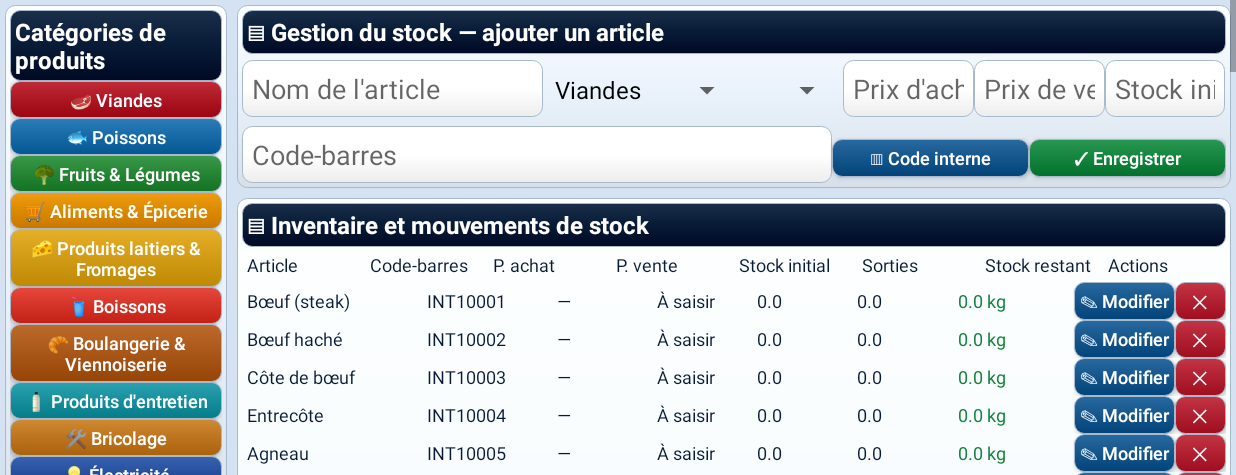
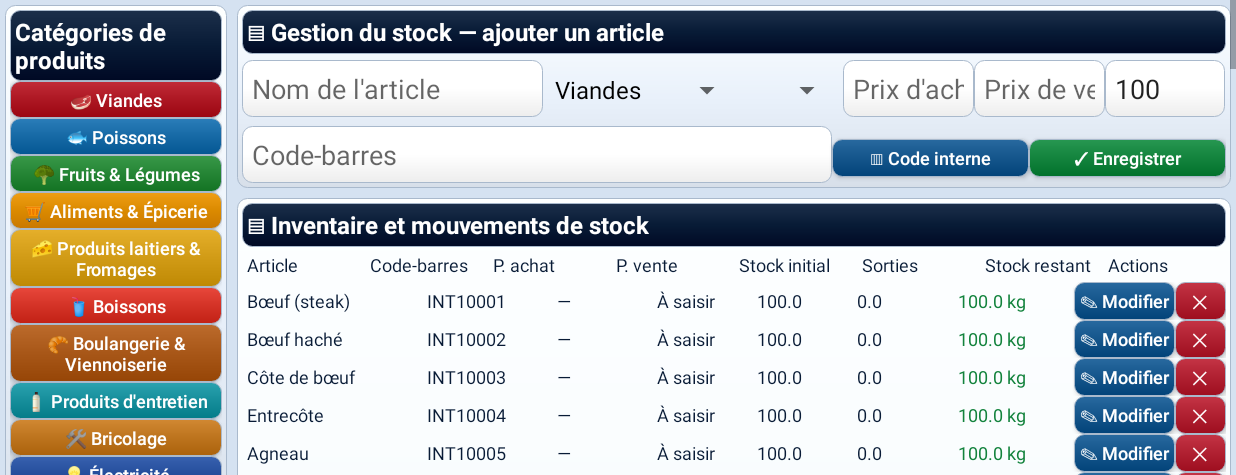
Before and after one commit to hadjahmedkad-ui/Caisse-Magasin, an Android app: the screen it shows after launch (MainActivity), after a tap on an icon or button, on a phone screen of 824 x 412 dp (held sideways), the part 143-618 px from its top. Run offline under Robolectric (Android 15) with nearby library versions, the phone set to English and light mode, and no system bars; 3 other taps on this screen came first.

Commit message:
Stock initial automatique 100, modifiable, et migration des produits non personnalisés

```diff
--- a/app/src/main/java/com/caissemagasin/app/MainActivity.java
+++ b/app/src/main/java/com/caissemagasin/app/MainActivity.java
@@ -21,7 +21,7 @@ public class MainActivity extends Activity {
  String[] units={"pièce","kg","g","L","mL","bouteille","canette","boîte","carton","sachet","pack","pack de 6","pack de 8","paquet","barquette","pot","bidon","rouleau"};
  @Override public void onCreate(Bundle b){super.onCreate(b);getWindow().getDecorView().setSystemUiVisibility(View.SYSTEM_UI_FLAG_FULLSCREEN);load();show("Caisse");}
  JSONObject item(String name,String cat,String code,String unit,double cost,double price,double stock){JSONObject o=new JSONObject();try{o.put("name",name);o.put("cat",cat);o.put("code",code);o.put("unit",unit);o.put("cost",cost);o.put("price",price);o.put("stock",stock);}catch(Exception e){}return o;}
- void load(){try{JSONObject d=new JSONObject(getPreferences(0).getString("data","{}"));for(String k:new String[]{"products","cart","sales"}){JSONArray a=d.optJSONArray(k);if(a==null)continue;ArrayList<JSONObject> dest=k.equals("products")?products:k.equals("cart")?cart:sales;for(int i=0;i<a.length();i++)dest.add(a.getJSONObject(i));}}catch(Exception e){} if(products.isEmpty()&&getPreferences(0).getBoolean("firstLaunch",true)){seedProducts();getPreferences(0).edit().putBoolean("firstLaunch",false).apply();} if(!getPreferences(0).getBoolean("pricesClearedV1",false)){for(JSONObject p:products){if(p.optString("code").startsWith("INT")){try{p.put("price",0);}catch(Exception e){}}}save();getPreferences(0).edit().putBoolean("pricesClearedV1",true).apply();}}
+ void load(){try{JSONObject d=new JSONObject(getPreferences(0).getString("data","{}"));for(String k:new String[]{"products","cart","sales"}){JSONArray a=d.optJSONArray(k);if(a==null)continue;ArrayList<JSONObject> dest=k.equals("products")?products:k.equals("cart")?cart:sales;for(int i=0;i<a.length();i++)dest.add(a.getJSONObject(i));}}catch(Exception e){} if(products.isEmpty()&&getPreferences(0).getBoolean("firstLaunch",true)){seedProducts();getPreferences(0).edit().putBoolean("firstLaunch",false).apply();} if(!getPreferences(0).getBoolean("defaultStock100V1",false)){for(JSONObject p:products){if(p.optString("code").startsWith("INT")&&p.optDouble("stock")==0&&!p.has("initial")){try{p.put("stock",100);p.put("initial",100);}catch(Exception ex){}}}save();getPreferences(0).edit().putBoolean("defaultStock100V1",true).apply();} if(!getPreferences(0).getBoolean("pricesClearedV1",false)){for(JSONObject p:products){if(p.optString("code").startsWith("INT")){try{p.put("price",0);}catch(Exception e){}}}save();getPreferences(0).edit().putBoolean("pricesClearedV1",true).apply();}}
  void seedProducts(){
  String[][] entries={
  {"Viandes","Bœuf (steak)","kg","18.90"},{"Viandes","Bœuf haché","kg","13.90"},{"Viandes","Côte de bœuf","kg","24.90"},{"Viandes","Entrecôte","kg","25.90"},{"Viandes","Agneau","kg","22.90"},{"Viandes","Côtelettes d'agneau","kg","24.90"},{"Viandes","Merguez","kg","12.90"},{"Viandes","Chipolatas","kg","11.90"},{"Viandes","Poulet entier","kg","6.90"},{"Viandes","Blanc de poulet","kg","13.90"},{"Viandes","Cuisses de poulet","kg","8.90"},{"Viandes","Escalopes de dinde","kg","12.90"},
@@ -36,7 +36,7 @@ public class MainActivity extends Activity {
  {"Électricité","Ampoule LED","pièce","4.90"},{"Électricité","Prise","pièce","5.50"},{"Électricité","Rallonge","pièce","9.90"},{"Électricité","Pile AA","paquet","4.50"},{"Électricité","Interrupteur","pièce","6.90"},
  {"Autres produits","Sac réutilisable","pièce","1.50"},{"Autres produits","Papier cadeau","rouleau","2.20"},{"Autres produits","Pile bouton","pièce","2.90"}
  };
- int i=10001;for(String[] e:entries){JSONObject p=item(e[1],e[0],"INT"+(i++),e[2],0,0,0);products.add(p);}save();
+ int i=10001;for(String[] e:entries){JSONObject p=item(e[1],e[0],"INT"+(i++),e[2],0,0,100);try{p.put("initial",100);}catch(Exception ex){}products.add(p);}save();
  }
   void save(){try{JSONObject d=new JSONObject();d.put("products",new JSONArray(products));d.put("cart",new JSONArray(cart));d.put("sales",new JSONArray(sales));getPreferences(0).edit().putString("data",d.toString()).apply();}catch(Exception e){}}
  LinearLayout col(){LinearLayout x=new LinearLayout(this);x.setOrientation(1);return x;}
@@ -184,7 +184,7 @@ public class MainActivity extends Activity {
  for(int j=0;j<cats.length;j++){String c=cats[j];categories.addView(btn(catIcons[j]+" "+c,catColors[j],()->stockCategory(c)));}
  LinearLayout form=panel(main,"▤ Gestion du stock — ajouter un article");
  LinearLayout fields=row();form.addView(fields);
- EditText name=field("Nom de l'article",""),purchase=field("Prix d'achat (€)",""),sell=field("Prix de vente (€)",""),quantity=field("Stock initial",""),barcode=field("Code-barres","");
+ EditText name=field("Nom de l'article",""),purchase=field("Prix d'achat (€)",""),sell=field("Prix de vente (€)",""),quantity=field("Stock initial","100"),barcode=field("Code-barres","");
  Spinner cat=spin(cats),unit=spin(units);
  add(fields,name,3);add(fields,cat,2);add(fields,unit,1);add(fields,purchase,1.3f);add(fields,sell,1.3f);add(fields,quantity,1.2f);
  LinearLayout codes=row();form.addView(codes);add(codes,barcode,3);
```
